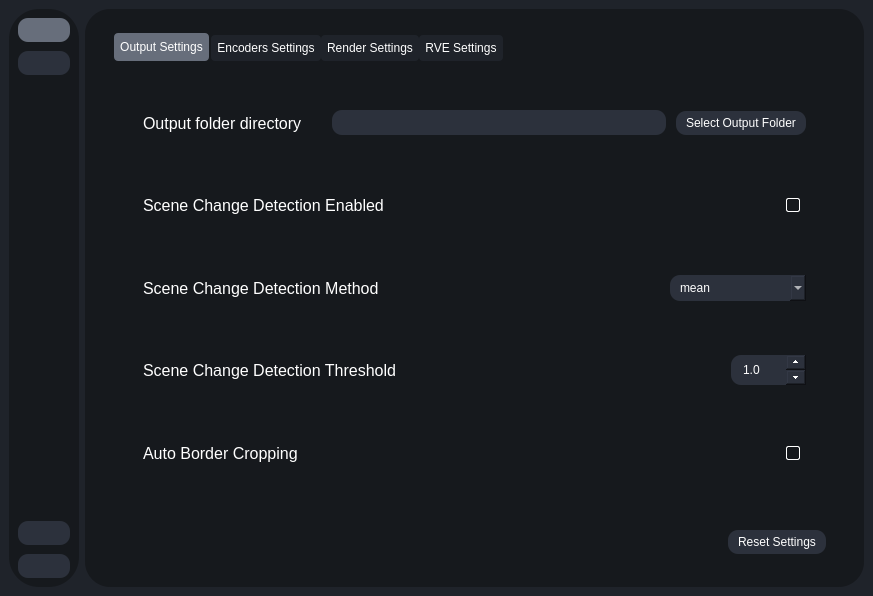
The window that testRVEInterface.ui (gokulmc/enhance_crop) describes before a commit, drawn with Qt 5.
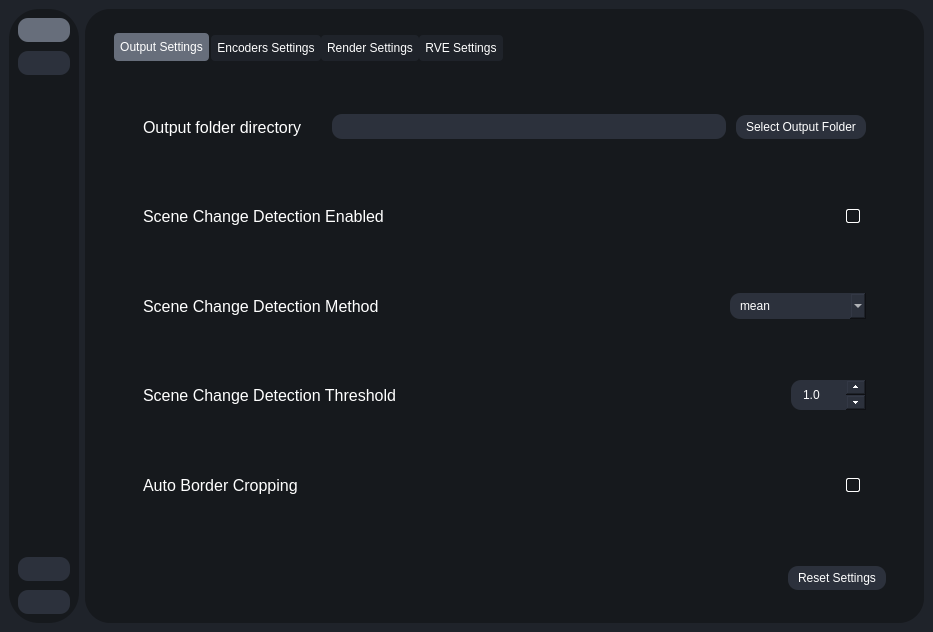
The same window after the commit. The open tabs and pages were chosen to show the change. Icons and pictures are not drawn.

Commit message: fix weird issues with ffmpeg encoder

The edit to the form file:
```diff
--- a/testRVEInterface.ui
+++ b/testRVEInterface.ui
@@ -5,8 +5,8 @@
    <rect>
     <x>0</x>
     <y>0</y>
-    <width>0</width>
-    <height>0</height>
+    <width>933</width>
+    <height>632</height>
    </rect>
   </property>
   <property name="sizePolicy">
@@ -3449,8 +3449,8 @@
                   <rect>
                    <x>0</x>
                    <y>0</y>
-                   <width>495</width>
-                   <height>515</height>
+                   <width>796</width>
+                   <height>584</height>
                   </rect>
                  </property>
                  <layout class="QVBoxLayout" name="verticalLayout_18">
@@ -3492,8 +3492,8 @@
                              <rect>
                               <x>0</x>
                               <y>0</y>
-                              <width>487</width>
-                              <height>182</height>
+                              <width>738</width>
+                              <height>460</height>
                              </rect>
                             </property>
                             <layout class="QVBoxLayout" name="verticalLayout_25">
```
Left out of the diff: 267 changed lines with no effect on the pictures. The commit also changes 1 other file.
